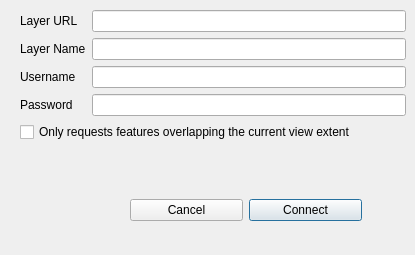
First picture: the form in arcgiscon_dialog_new.ui, repository geometalab/ArcGISConnector-QGIS-Plugin, before the edit.
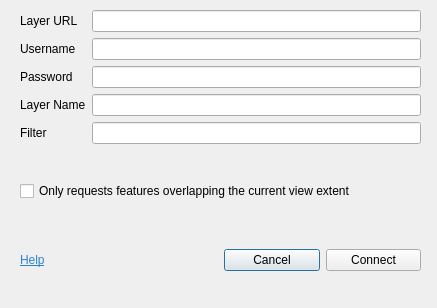
Second picture: the form after the edit.

Patch:
```diff
--- a/arcgiscon_dialog_new.ui
+++ b/arcgiscon_dialog_new.ui
@@ -6,61 +6,25 @@
    <rect>
     <x>0</x>
     <y>0</y>
-    <width>415</width>
-    <height>255</height>
+    <width>437</width>
+    <height>308</height>
    </rect>
   </property>
   <property name="windowTitle">
    <string>ArcGIS REST API Connector</string>
   </property>
-  <widget class="QWidget" name="gridLayoutWidget_2">
-   <property name="geometry">
-    <rect>
-     <x>130</x>
-     <y>190</y>
-     <width>232</width>
-     <height>41</height>
-    </rect>
-   </property>
-   <layout class="QGridLayout" name="gridLayout_2">
-    <item row="0" column="1">
-     <widget class="QPushButton" name="connectButton">
-      <property name="text">
-       <string>Connect</string>
-      </property>
-     </widget>
-    </item>
-    <item row="0" column="0">
-     <widget class="QPushButton" name="cancelButton">
-      <property name="text">
-       <string>Cancel</string>
-      </property>
-     </widget>
-    </item>
-   </layout>
-  </widget>
   <widget class="QWidget" name="verticalLayoutWidget">
    <property name="geometry">
     <rect>
      <x>20</x>
      <y>10</y>
-     <width>386</width>
-     <height>171</height>
+     <width>401</width>
+     <height>211</height>
     </rect>
    </property>
    <layout class="QVBoxLayout" name="verticalLayout">
     <item>
      <layout class="QGridLayout" name="gridLayout">
-      <item row="2" column="1">
-       <widget class="QLineEdit" name="usernameInput"/>
-      </item>
-      <item row="3" column="0">
-       <widget class="QLabel" name="label_3">
-        <property name="text">
-         <string>Password</string>
-        </property>
-       </widget>
-      </item>
       <item row="0" column="0">
        <widget class="QLabel" name="label">
         <property name="text">
@@ -68,40 +32,73 @@
         </property>
        </widget>
       </item>
-      <item row="2" column="0">
-       <widget class="QLabel" name="label_2">
+      <item row="4" column="0">
+       <widget class="QLabel" name="passwordLabel">
+        <property name="text">
+         <string>Password</string>
+        </property>
+       </widget>
+      </item>
+      <item row="0" column="1">
+       <widget class="QLineEdit" name="layerUrlInput"/>
+      </item>
+      <item row="1" column="0">
+       <widget class="QLabel" name="usernameLabel">
         <property name="text">
          <string>Username</string>
         </property>
        </widget>
       </item>
-      <item row="3" column="1">
+      <item row="8" column="0">
+       <widget class="QLabel" name="label_2">
+        <property name="text">
+         <string>Filter</string>
+        </property>
+       </widget>
+      </item>
+      <item row="5" column="1">
+       <widget class="QLineEdit" name="layerNameInput"/>
+      </item>
+      <item row="4" column="1">
        <widget class="QLineEdit" name="passwordInput">
         <property name="echoMode">
          <enum>QLineEdit::Password</enum>
         </property>
        </widget>
       </item>
-      <item row="1" column="1">
-       <widget class="QLineEdit" name="layerNameInput"/>
-      </item>
-      <item row="1" column="0">
+      <item row="5" column="0">
        <widget class="QLabel" name="label_4">
         <property name="text">
          <string>Layer Name</string>
         </property>
        </widget>
       </item>
-      <item row="0" column="1">
-       <widget class="QLineEdit" name="layerUrlInput"/>
+      <item row="8" column="1">
+       <widget class="QLineEdit" name="layerFilterInput"/>
       </item>
-      <item row="4" column="0" colspan="2">
+      <item row="1" column="1">
+       <widget class="QLineEdit" name="usernameInput"/>
+      </item>
+      <item row="16" column="0" colspan="2">
        <widget class="QCheckBox" name="extentOnly">
         <property name="text">
          <string>Only requests features overlapping the current view extent</string>
         </property>
        </widget>
       </item>
+      <item row="15" column="0">
+       <spacer name="verticalSpacer">
+        <property name="orientation">
+         <enum>Qt::Vertical</enum>
+        </property>
+        <property name="sizeHint" stdset="0">
+         <size>
+          <width>20</width>
+          <height>40</height>
+         </size>
+        </property>
+       </spacer>
+      </item>
      </layout>
     </item>
     <item>
@@ -116,6 +113,52 @@
     </item>
    </layout>
   </widget>
+  <widget class="QWidget" name="horizontalLayoutWidget">
+   <property name="geometry">
+    <rect>
+     <x>20</x>
+     <y>220</y>
+     <width>401</width>
+     <height>80</height>
+    </rect>
+   </property>
+   <layout class="QHBoxLayout" name="horizontalLayout">
+    <item>
+     <widget class="QLabel" name="helpLabel">
+      <property name="cursor">
+       <cursorShape>ArrowCursor</cursorShape>
+      </property>
+      <property name="mouseTracking">
+       <bool>true</bool>
+      </property>
+      <property name="focusPolicy">
+       <enum>Qt::NoFocus</enum>
+      </property>
+      <property name="text">
+       <string>&lt;html&gt;&lt;head/&gt;&lt;body&gt;&lt;p&gt;&lt;a href=&quot;http://giswiki.hsr.ch/ArcGIS_REST_API_Connector_QGIS_Plugin#Help&quot;&gt;&lt;span style=&quot; text-decoration: underline; color:#2b84d3;&quot;&gt;Help&lt;/span&gt;&lt;/a&gt;&lt;/p&gt;&lt;/body&gt;&lt;/html&gt;</string>
+      </property>
+     </widget>
+    </item>
+    <item>
+     <layout class="QGridLayout" name="gridLayout_2">
+      <item row="0" column="0">
+       <widget class="QPushButton" name="cancelButton">
+        <property name="text">
+         <string>Cancel</string>
+        </property>
+       </widget>
+      </item>
+      <item row="0" column="1">
+       <widget class="QPushButton" name="connectButton">
+        <property name="text">
+         <string>Connect</string>
+        </property>
+       </widget>
+      </item>
+     </layout>
+    </item>
+   </layout>
+  </widget>
  </widget>
  <tabstops>
   <tabstop>layerUrlInput</tabstop>
```
Left out of the diff: 4 changed lines with no effect on the pictures.
